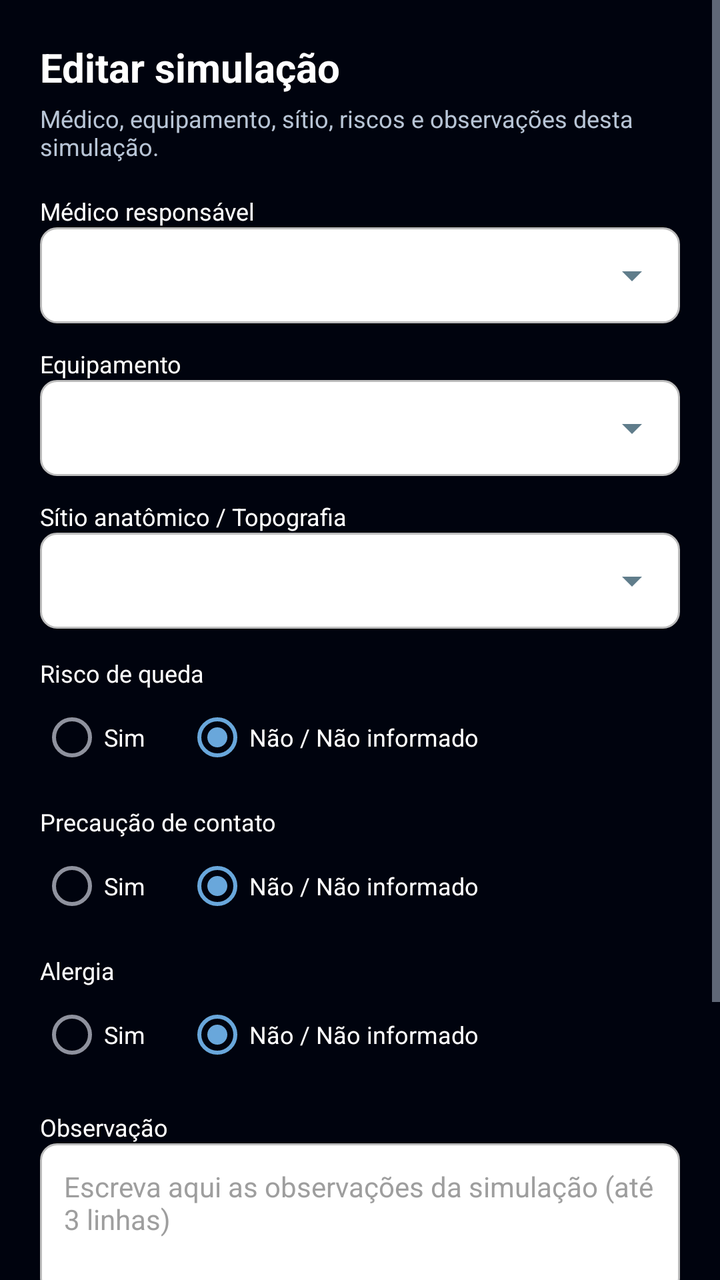
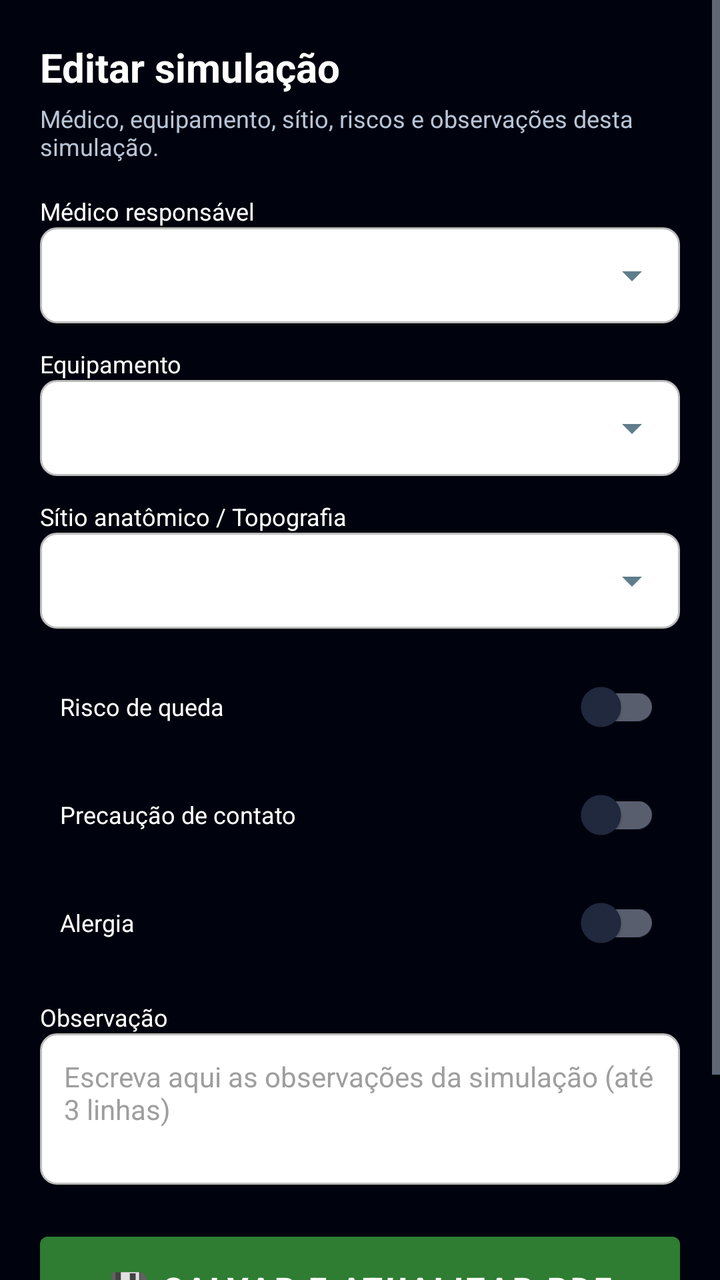

Compare the two renders of this Android layout. The source of the first and the diff that turns it into the second are given below.
<!-- AndroidManifest.xml: application theme Theme.Radioterapia -->
<!-- res/layout/activity_editar_simulacao.xml -->
<?xml version="1.0" encoding="utf-8"?>
<ScrollView xmlns:android="http://schemas.android.com/apk/res/android"
    android:layout_width="match_parent"
    android:layout_height="match_parent"
    android:background="@color/bg_main"
    android:fillViewport="true">

    <LinearLayout
        android:layout_width="match_parent"
        android:layout_height="wrap_content"
        android:orientation="vertical"
        android:padding="20dp">

        <TextView
            android:layout_width="match_parent"
            android:layout_height="wrap_content"
            android:text="@string/edit_sim_title"
            android:textSize="20sp"
            android:textStyle="bold"
            android:textColor="@color/text_primary" />

        <TextView
            android:id="@+id/txtEsSubtitulo"
            android:layout_width="match_parent"
            android:layout_height="wrap_content"
            android:layout_marginTop="4dp"
            android:text="@string/edit_sim_subtitle"
            android:textSize="12sp"
            android:textColor="@color/text_secondary" />

        
        <TextView
            android:layout_width="wrap_content"
            android:layout_height="wrap_content"
            android:layout_marginTop="16dp"
            android:text="@string/team_medico_label"
            android:textSize="12sp"
            android:textColor="@color/text_primary" />

        <AutoCompleteTextView
            android:id="@+id/actEsMedico"
            android:layout_width="match_parent"
            android:layout_height="wrap_content"
            android:background="@drawable/bg_input_white"
            android:drawableEnd="@drawable/ic_dropdown_arrow"
            android:padding="12dp"
            android:textColor="#212121"
            android:textSize="14sp" />

        
        <TextView
            android:layout_width="wrap_content"
            android:layout_height="wrap_content"
            android:layout_marginTop="12dp"
            android:text="@string/timeout_equip_label"
            android:textSize="12sp"
            android:textColor="@color/text_primary" />

        <AutoCompleteTextView
            android:id="@+id/actEsEquip"
            android:layout_width="match_parent"
            android:layout_height="wrap_content"
            android:background="@drawable/bg_input_white"
            android:drawableEnd="@drawable/ic_dropdown_arrow"
            android:padding="12dp"
            android:textColor="#212121"
            android:textSize="14sp" />

        
        <TextView
            android:layout_width="wrap_content"
            android:layout_height="wrap_content"
            android:layout_marginTop="12dp"
            android:text="@string/sitio_topografia_label"
            android:textSize="12sp"
            android:textColor="@color/text_primary" />

        <AutoCompleteTextView
            android:id="@+id/actEsSitio"
            android:layout_width="match_parent"
            android:layout_height="wrap_content"
            android:background="@drawable/bg_input_white"
            android:drawableEnd="@drawable/ic_dropdown_arrow"
            android:padding="12dp"
            android:textColor="#212121"
            android:textSize="14sp" />

        
        <TextView
            android:layout_width="wrap_content"
            android:layout_height="wrap_content"
            android:layout_marginTop="14dp"
            android:text="@string/timeout_risco"
            android:textSize="12sp"
            android:textColor="@color/text_primary" />

        <RadioGroup
            android:id="@+id/rgEsRisco"
            android:layout_width="match_parent"
            android:layout_height="wrap_content"
            android:orientation="horizontal">
            <RadioButton android:id="@+id/rbEsRiscoSim"
                android:layout_width="wrap_content" android:layout_height="wrap_content"
                android:text="@string/yes" android:textColor="@color/text_primary" android:textSize="12sp" />
            <RadioButton android:id="@+id/rbEsRiscoNao"
                android:layout_width="wrap_content" android:layout_height="wrap_content"
                android:layout_marginStart="20dp" android:checked="true"
                android:text="@string/timeout_nao" android:textColor="@color/text_primary" android:textSize="12sp" />
        </RadioGroup>

        
        <TextView
            android:layout_width="wrap_content"
            android:layout_height="wrap_content"
            android:layout_marginTop="10dp"
            android:text="@string/timeout_prec"
            android:textSize="12sp"
            android:textColor="@color/text_primary" />

        <RadioGroup
            android:id="@+id/rgEsPrec"
            android:layout_width="match_parent"
            android:layout_height="wrap_content"
            android:orientation="horizontal">
            <RadioButton android:id="@+id/rbEsPrecSim"
                android:layout_width="wrap_content" android:layout_height="wrap_content"
                android:text="@string/yes" android:textColor="@color/text_primary" android:textSize="12sp" />
            <RadioButton android:id="@+id/rbEsPrecNao"
                android:layout_width="wrap_content" android:layout_height="wrap_content"
                android:layout_marginStart="20dp" android:checked="true"
                android:text="@string/timeout_nao" android:textColor="@color/text_primary" android:textSize="12sp" />
        </RadioGroup>

        
        <TextView
            android:layout_width="wrap_content"
            android:layout_height="wrap_content"
            android:layout_marginTop="10dp"
            android:text="@string/timeout_alergia"
            android:textSize="12sp"
            android:textColor="@color/text_primary" />

        <RadioGroup
            android:id="@+id/rgEsAlergia"
            android:layout_width="match_parent"
            android:layout_height="wrap_content"
            android:orientation="horizontal">
            <RadioButton android:id="@+id/rbEsAlergiaSim"
                android:layout_width="wrap_content" android:layout_height="wrap_content"
                android:text="@string/yes" android:textColor="@color/text_primary" android:textSize="12sp" />
            <RadioButton android:id="@+id/rbEsAlergiaNao"
                android:layout_width="wrap_content" android:layout_height="wrap_content"
                android:layout_marginStart="20dp" android:checked="true"
                android:text="@string/timeout_nao" android:textColor="@color/text_primary" android:textSize="12sp" />
        </RadioGroup>

        
        <TextView
            android:layout_width="wrap_content"
            android:layout_height="wrap_content"
            android:layout_marginTop="14dp"
            android:text="@string/fin_observation_label"
            android:textSize="12sp"
            android:textColor="@color/text_primary" />

        <EditText
            android:id="@+id/edtEsObs"
            android:layout_width="match_parent"
            android:layout_height="wrap_content"
            android:background="@drawable/bg_input_white"
            android:gravity="top"
            android:hint="@string/fin_observation_hint"
            android:minLines="3"
            android:padding="12dp"
            android:textColor="#212121"
            android:textColorHint="#9E9E9E"
            android:textSize="14sp" />

        <Button
            android:id="@+id/btnEsSalvar"
            android:layout_width="match_parent"
            android:layout_height="64dp"
            android:layout_marginTop="20dp"
            android:text="@string/edit_sim_save"
            android:textSize="16sp"
            android:textStyle="bold"
            android:textColor="@color/text_on_dark"
            android:backgroundTint="@color/action_save"
            android:maxLines="2"
            android:autoSizeTextType="uniform"
            android:autoSizeMinTextSize="11sp"
            android:autoSizeMaxTextSize="16sp"
            android:autoSizeStepGranularity="1sp" />

        <Button
            android:id="@+id/btnEsCancelar"
            android:layout_width="match_parent"
            android:layout_height="56dp"
            android:layout_marginTop="10dp"
            android:text="@string/cancel"
            android:textSize="15sp"
            android:textColor="@color/text_on_dark"
            android:backgroundTint="@color/action_neutral"
            android:maxLines="1" />

        <TextView
            android:id="@+id/txtEsProgresso"
            android:layout_width="match_parent"
            android:layout_height="wrap_content"
            android:layout_marginTop="16dp"
            android:padding="14dp"
            android:gravity="center"
            android:textColor="@color/text_primary"
            android:textStyle="bold"
            android:background="@color/status_info"
            android:visibility="gone" />
    </LinearLayout>
</ScrollView>
<!-- resources referenced by this layout -->
<resources>
  <color name="action_neutral">#455A64</color>
  <color name="action_save">#2E7D32</color>
  <color name="bg_main">#00030E</color>
  <color name="status_info">#1A2545</color>
  <color name="text_on_dark">#FFFFFF</color>
  <color name="text_primary">#FFFFFF</color>
  <color name="text_secondary">#B8C5D6</color>
  <!-- drawable bg_input_white (drawable) -->
  <?xml version="1.0" encoding="utf-8"?>
  <shape xmlns:android="http://schemas.android.com/apk/res/android"
      android:shape="rectangle">
      <solid android:color="#FFFFFF" />
      <corners android:radius="8dp" />
      <stroke android:width="1dp" android:color="#BDBDBD" />
  </shape>
  <!-- drawable ic_dropdown_arrow (drawable) -->
  <?xml version="1.0" encoding="utf-8"?>
  <vector xmlns:android="http://schemas.android.com/apk/res/android"
      android:width="24dp" android:height="24dp"
      android:viewportWidth="24" android:viewportHeight="24">
      <path android:fillColor="#607D8B" android:pathData="M7,10l5,5 5,-5z"/>
  </vector>
  <string name="cancel">Cancelar</string>
  <string name="edit_sim_save">💾 Salvar e atualizar PDF</string>
  <string name="edit_sim_subtitle">Médico, equipamento, sítio, riscos e observações desta simulação.</string>
  <string name="edit_sim_title">Editar simulação</string>
  <string name="fin_observation_hint">Escreva aqui as observações da simulação (até 3 linhas)</string>
  <string name="fin_observation_label">Observação</string>
  <string name="sitio_topografia_label">Sítio anatômico / Topografia</string>
  <string name="team_medico_label">Médico responsável</string>
  <string name="timeout_alergia">Alergia</string>
  <string name="timeout_equip_label">Equipamento</string>
  <string name="timeout_nao">Não / Não informado</string>
  <string name="timeout_prec">Precaução de contato</string>
  <string name="timeout_risco">Risco de queda</string>
  <string name="yes">Sim</string>
  <style name="Theme.Radioterapia" parent="Theme.MaterialComponents.NoActionBar">
          <item name="colorPrimary">@color/brand_primary</item>
          <item name="colorPrimaryVariant">@color/brand_primary_dark</item>
          <item name="colorOnPrimary">@color/text_on_dark</item>
          <item name="colorSecondary">@color/brand_accent</item>
          <item name="colorOnSecondary">@color/text_on_dark</item>
  
          <item name="colorSurface">@color/bg_card</item>
          <item name="colorOnSurface">@color/text_primary</item>
          <item name="android:colorBackground">@color/bg_main</item>
          <item name="colorOnBackground">@color/text_primary</item>
  
          <item name="android:textColorPrimary">@color/text_primary</item>
          <item name="android:textColorSecondary">@color/text_secondary</item>
          <item name="android:textColorTertiary">@color/text_tertiary</item>
  
          <item name="android:windowBackground">@color/bg_main</item>
          <item name="android:statusBarColor" tools:targetApi="l">@color/bg_main</item>
          <item name="android:windowLightStatusBar" tools:targetApi="m">false</item>
      </style>
  <color name="brand_primary">#42A5F5</color>
  <color name="brand_primary_dark">#1565C0</color>
  <color name="brand_accent">#69A7DB</color>
  <color name="bg_card">#0B132C</color>
  <color name="text_tertiary">#8896AC</color>
</resources>

<!-- the commit's change to res/layout/activity_editar_simulacao.xml (unified diff, before → after) -->
@@ -86,73 +86,107 @@
             android:textSize="14sp" />
 
         
-        <TextView
-            android:layout_width="wrap_content"
-            android:layout_height="wrap_content"
+        <LinearLayout
+            android:id="@+id/esLinhaRisco"
+            android:layout_width="match_parent"
+            android:layout_height="wrap_content"
+            android:orientation="horizontal"
+            android:gravity="center_vertical"
+            android:paddingHorizontal="10dp"
+            android:paddingVertical="4dp"
+            android:layout_marginTop="14dp">
+
+            <TextView
+                android:layout_width="0dp" android:layout_weight="1"
+                android:layout_height="wrap_content"
+                android:text="@string/timeout_risco"
+                android:textSize="12sp"
+                android:textColor="@color/text_primary" />
+
+            <com.google.android.material.switchmaterial.SwitchMaterial
+                android:id="@+id/swEsRisco"
+                android:layout_width="wrap_content"
+                android:layout_height="wrap_content"
+                android:minHeight="42dp" />
+        </LinearLayout>
+
+        <LinearLayout
+            android:id="@+id/esLinhaPrec"
+            android:layout_width="match_parent"
+            android:layout_height="wrap_content"
+            android:orientation="horizontal"
+            android:gravity="center_vertical"
+            android:paddingHorizontal="10dp"
+            android:paddingVertical="4dp"
+            android:layout_marginTop="4dp">
+
+            <TextView
+                android:layout_width="0dp" android:layout_weight="1"
+                android:layout_height="wrap_content"
+                android:text="@string/timeout_prec"
+                android:textSize="12sp"
+                android:textColor="@color/text_primary" />
+
+            <com.google.android.material.switchmaterial.SwitchMaterial
+                android:id="@+id/swEsPrec"
+                android:layout_width="wrap_content"
+                android:layout_height="wrap_content"
+                android:minHeight="42dp" />
+        </LinearLayout>
+
+        <LinearLayout
+            android:id="@+id/esLinhaAlergia"
+            android:layout_width="match_parent"
+            android:layout_height="wrap_content"
+            android:orientation="horizontal"
+            android:gravity="center_vertical"
+            android:paddingHorizontal="10dp"
+            android:paddingVertical="4dp"
+            android:layout_marginTop="4dp">
+
+            <TextView
+                android:layout_width="0dp" android:layout_weight="1"
+                android:layout_height="wrap_content"
+                android:text="@string/timeout_alergia"
+                android:textSize="12sp"
+                android:textColor="@color/text_primary" />
+
+            <com.google.android.material.switchmaterial.SwitchMaterial
+                android:id="@+id/swEsAlergia"
+                android:layout_width="wrap_content"
+                android:layout_height="wrap_content"
+                android:minHeight="42dp" />
+        </LinearLayout>
+
+        
+        <LinearLayout
+            android:id="@+id/esLayoutProtocolos"
+            android:layout_width="match_parent"
+            android:layout_height="wrap_content"
+            android:orientation="vertical"
             android:layout_marginTop="14dp"
-            android:text="@string/timeout_risco"
-            android:textSize="12sp"
-            android:textColor="@color/text_primary" />
-
-        <RadioGroup
-            android:id="@+id/rgEsRisco"
-            android:layout_width="match_parent"
-            android:layout_height="wrap_content"
-            android:orientation="horizontal">
-            <RadioButton android:id="@+id/rbEsRiscoSim"
-                android:layout_width="wrap_content" android:layout_height="wrap_content"
-                android:text="@string/yes" android:textColor="@color/text_primary" android:textSize="12sp" />
-            <RadioButton android:id="@+id/rbEsRiscoNao"
-                android:layout_width="wrap_content" android:layout_height="wrap_content"
-                android:layout_marginStart="20dp" android:checked="true"
-                android:text="@string/timeout_nao" android:textColor="@color/text_primary" android:textSize="12sp" />
-        </RadioGroup>
-
-        
-        <TextView
-            android:layout_width="wrap_content"
-            android:layout_height="wrap_content"
-            android:layout_marginTop="10dp"
-            android:text="@string/timeout_prec"
-            android:textSize="12sp"
-            android:textColor="@color/text_primary" />
-
-        <RadioGroup
-            android:id="@+id/rgEsPrec"
-            android:layout_width="match_parent"
-            android:layout_height="wrap_content"
-            android:orientation="horizontal">
-            <RadioButton android:id="@+id/rbEsPrecSim"
-                android:layout_width="wrap_content" android:layout_height="wrap_content"
-                android:text="@string/yes" android:textColor="@color/text_primary" android:textSize="12sp" />
-            <RadioButton android:id="@+id/rbEsPrecNao"
-                android:layout_width="wrap_content" android:layout_height="wrap_content"
-                android:layout_marginStart="20dp" android:checked="true"
-                android:text="@string/timeout_nao" android:textColor="@color/text_primary" android:textSize="12sp" />
-        </RadioGroup>
-
-        
-        <TextView
-            android:layout_width="wrap_content"
-            android:layout_height="wrap_content"
-            android:layout_marginTop="10dp"
-            android:text="@string/timeout_alergia"
-            android:textSize="12sp"
-            android:textColor="@color/text_primary" />
-
-        <RadioGroup
-            android:id="@+id/rgEsAlergia"
-            android:layout_width="match_parent"
-            android:layout_height="wrap_content"
-            android:orientation="horizontal">
-            <RadioButton android:id="@+id/rbEsAlergiaSim"
-                android:layout_width="wrap_content" android:layout_height="wrap_content"
-                android:text="@string/yes" android:textColor="@color/text_primary" android:textSize="12sp" />
-            <RadioButton android:id="@+id/rbEsAlergiaNao"
-                android:layout_width="wrap_content" android:layout_height="wrap_content"
-                android:layout_marginStart="20dp" android:checked="true"
-                android:text="@string/timeout_nao" android:textColor="@color/text_primary" android:textSize="12sp" />
-        </RadioGroup>
+            android:visibility="gone">
+
+            <TextView
+                android:layout_width="wrap_content"
+                android:layout_height="wrap_content"
+                android:text="@string/prot_escolher_titulo"
+                android:textSize="12sp"
+                android:textColor="@color/text_primary" />
+
+            <HorizontalScrollView
+                android:layout_width="match_parent"
+                android:layout_height="wrap_content"
+                android:layout_marginTop="6dp"
+                android:scrollbars="none">
+
+                <LinearLayout
+                    android:id="@+id/esFaixaProtocolos"
+                    android:layout_width="wrap_content"
+                    android:layout_height="wrap_content"
+                    android:orientation="horizontal" />
+            </HorizontalScrollView>
+        </LinearLayout>
 
         
         <TextView
<!-- resource entries referenced after the edit -->
@@ -28,14 +28,13 @@
   <string name="edit_sim_title">Editar simulação</string>
   <string name="fin_observation_hint">Escreva aqui as observações da simulação (até 3 linhas)</string>
   <string name="fin_observation_label">Observação</string>
+  <string name="prot_escolher_titulo">Protocolo desta simulação</string>
   <string name="sitio_topografia_label">Sítio anatômico / Topografia</string>
   <string name="team_medico_label">Médico responsável</string>
   <string name="timeout_alergia">Alergia</string>
   <string name="timeout_equip_label">Equipamento</string>
-  <string name="timeout_nao">Não / Não informado</string>
   <string name="timeout_prec">Precaução de contato</string>
   <string name="timeout_risco">Risco de queda</string>
-  <string name="yes">Sim</string>
   <style name="Theme.Radioterapia" parent="Theme.MaterialComponents.NoActionBar">
           <item name="colorPrimary">@color/brand_primary</item>
           <item name="colorPrimaryVariant">@color/brand_primary_dark</item>
